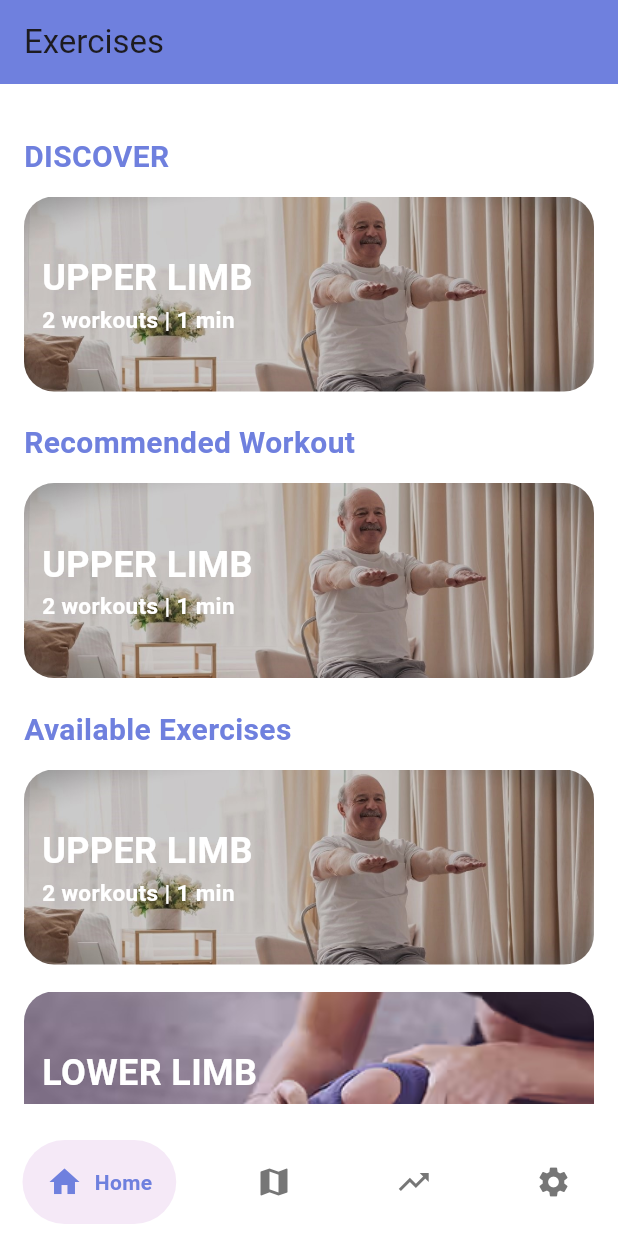
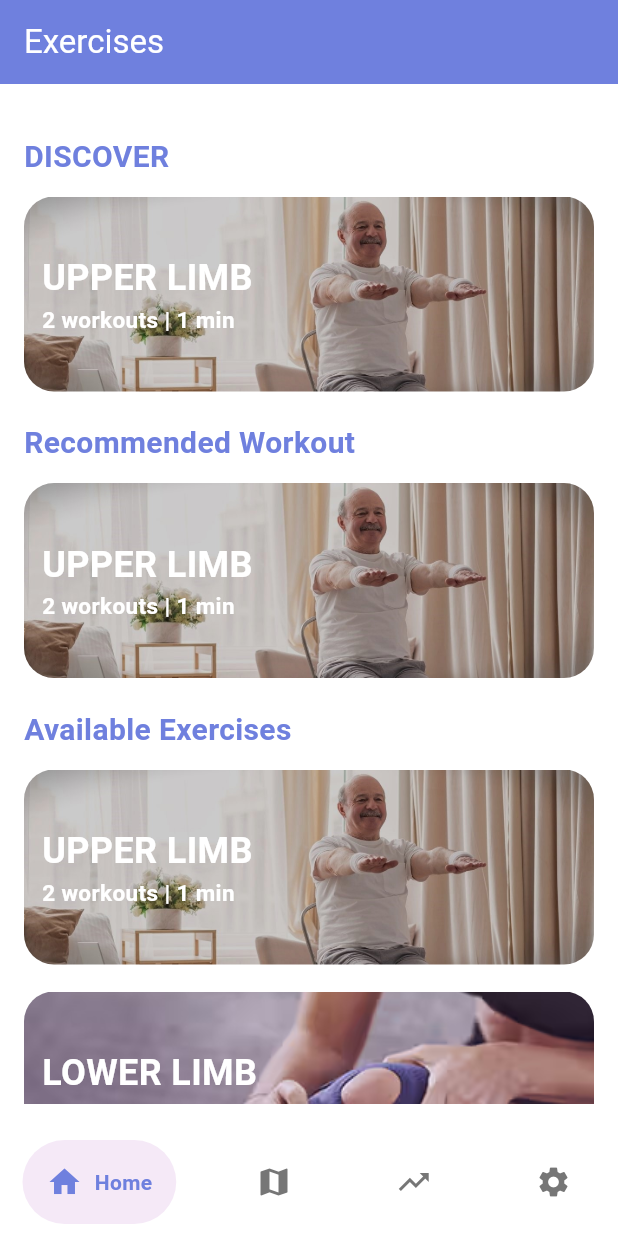
Before and after one commit to Kenneth-mijares/Uplift, a Flutter app: the screen it shows once a user with an empty profile is signed in, on a phone screen of 412 x 824 dp. Run offline on Flutter 3.47's test engine with Material 3 defaults, Android fonts, the phone set to English and light mode, and no system bars; drawn by our look-alikes of google_nav_bar; our stand-ins replace camera, cloud_firestore, firebase_auth, firebase_core, geolocator, google_fonts and 2 more; missing offline and left inert: map_launcher; accounts and stored records are empty; Roboto replaces fonts that are missing (Kanit).

Commit message:
header changes

```diff
--- a/lib/pages/landing page/landing_page.dart
+++ b/lib/pages/landing page/landing_page.dart
@@ -12,7 +12,13 @@ class LandingPage extends StatelessWidget {
     return Scaffold(
       backgroundColor: Colors.white,
       appBar: AppBar(
-        title: const Text('Exercises'),
+        title: const Text(
+          'Exercises',
+          style: TextStyle(
+            color: Colors.white,
+          ),
+        ),
+
         backgroundColor: const Color.fromARGB(255, 111, 128, 222),
       ),
       body: Padding(
```
Also changed, not shown: lib/pages/maps page/maps_page.dart (+6 -1 lines), lib/pages/reports page/reports_page.dart (+6 -1 lines), lib/pages/settings page/settings_page.dart (+6 -1 lines).
